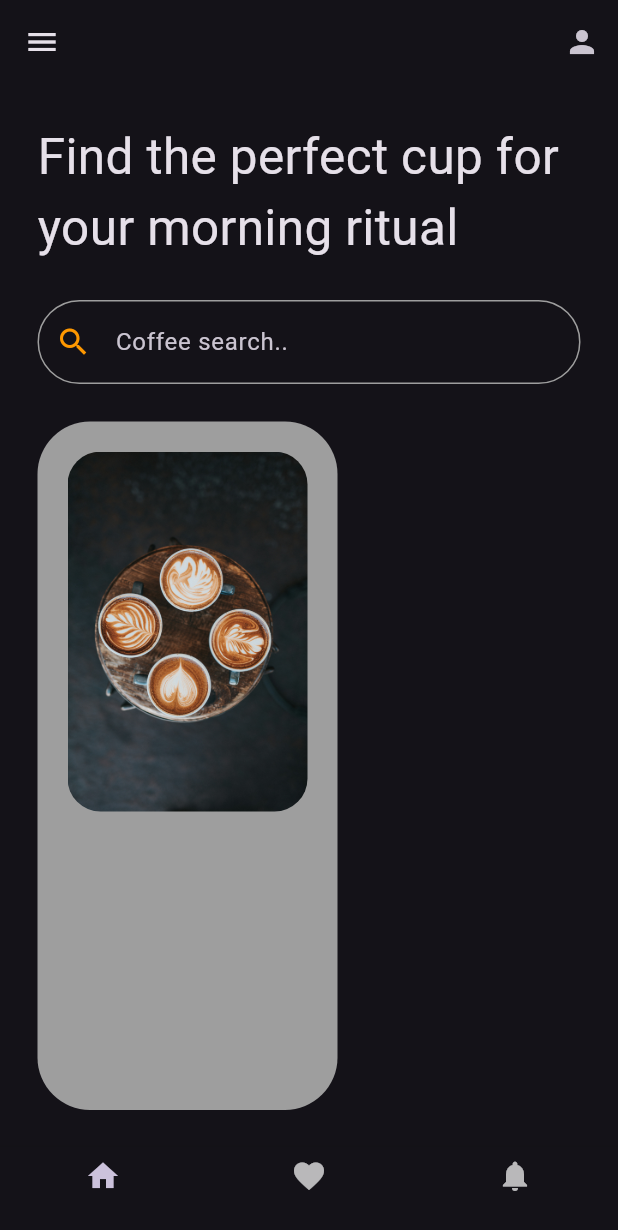
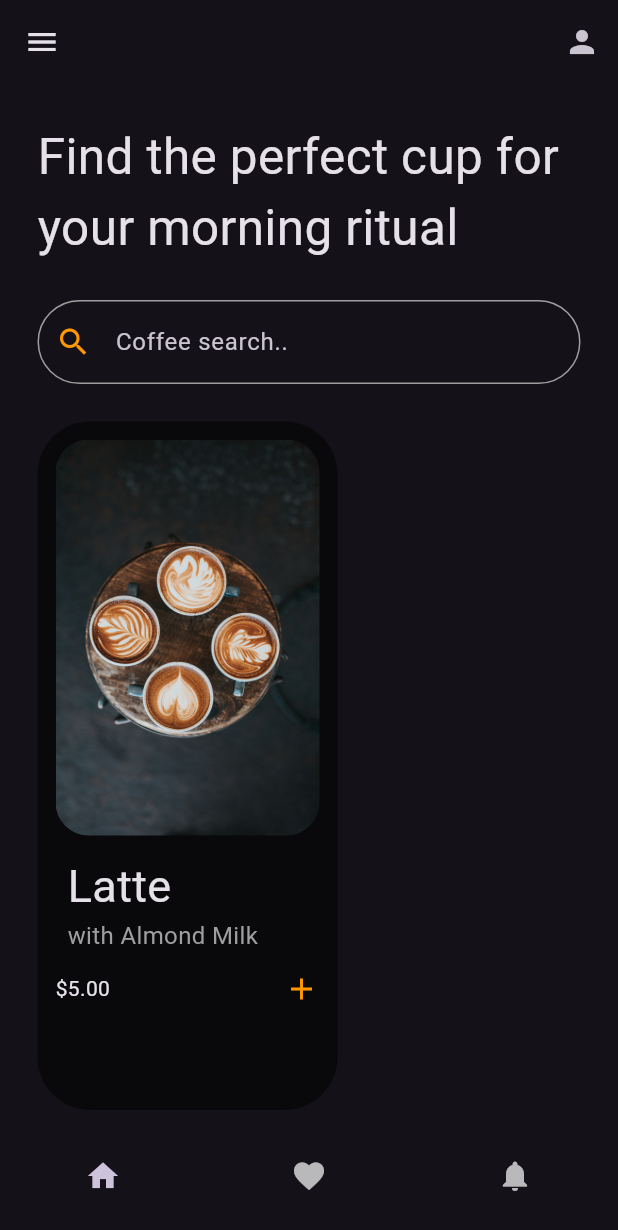
Before and after one commit to ManU4kym/coffe_ui, a Flutter app: the screen it shows after launch, on a phone screen of 412 x 824 dp. Shown: the top 1230 px of the screen. Run offline on Flutter 3.47's test engine with Material 3 defaults, Android fonts, the phone set to English and light mode, and no system bars; our stand-ins replace google_fonts; Roboto replaces fonts that are missing (Aboreto, Zeyada).

Commit message:
coffee_tiles

```diff
--- a/lib/utils/tiles_coffee.dart
+++ b/lib/utils/tiles_coffee.dart
@@ -1,27 +1,62 @@
 import 'package:flutter/material.dart';
+import 'package:google_fonts/google_fonts.dart';
 
 class CoffeeTiles extends StatelessWidget {
   final String image;
-  const CoffeeTiles({super.key, required this.image, });
+  const CoffeeTiles({
+    super.key,
+    required this.image,
+  });
 
   @override
   Widget build(BuildContext context) {
     return Padding(
       padding: const EdgeInsets.only(left: 25, bottom: 25),
       child: Container(
-        padding: const EdgeInsets.all(20),
+        padding: const EdgeInsets.all(12),
         height: 200,
         width: 200,
         decoration: BoxDecoration(
           borderRadius: BorderRadius.circular(35),
-          color: Colors.grey,
+          color: Colors.black54,
         ),
-        child: Column(children:[
-          ClipRRect(
-            borderRadius: BorderRadius.circular(22),
-            child: Image.asset(image),
-        ),
-        ],
+        child: Column(
+          crossAxisAlignment: CrossAxisAlignment.start,
+          children: [
+            ClipRRect(
+              borderRadius: BorderRadius.circular(22),
+              child: Image.asset(image),
+            ),
+            Padding(
+              padding: const EdgeInsets.symmetric(vertical: 12, horizontal: 8),
+              child: Column(
+                crossAxisAlignment: CrossAxisAlignment.start,
+                children: [
+                  Text(
+                    'Latte',
+                    style: GoogleFonts.aboreto(
+                      fontSize: 30,
+                    ),
+                  ),
+                  Text(
+                    'with Almond Milk',
+                    style: GoogleFonts.akayaKanadaka(
+                        color: Colors.grey[500], fontSize: 16),
+                  ),
+                ],
+              ),
+            ),
+            const Row(
+              mainAxisAlignment: MainAxisAlignment.spaceBetween,
+              children: [
+                Text('\$5.00'),
+                Icon(
+                  Icons.add,
+                  color: Colors.orange,
+                ),
+              ],
+            )
+          ],
         ),
       ),
     );
```
